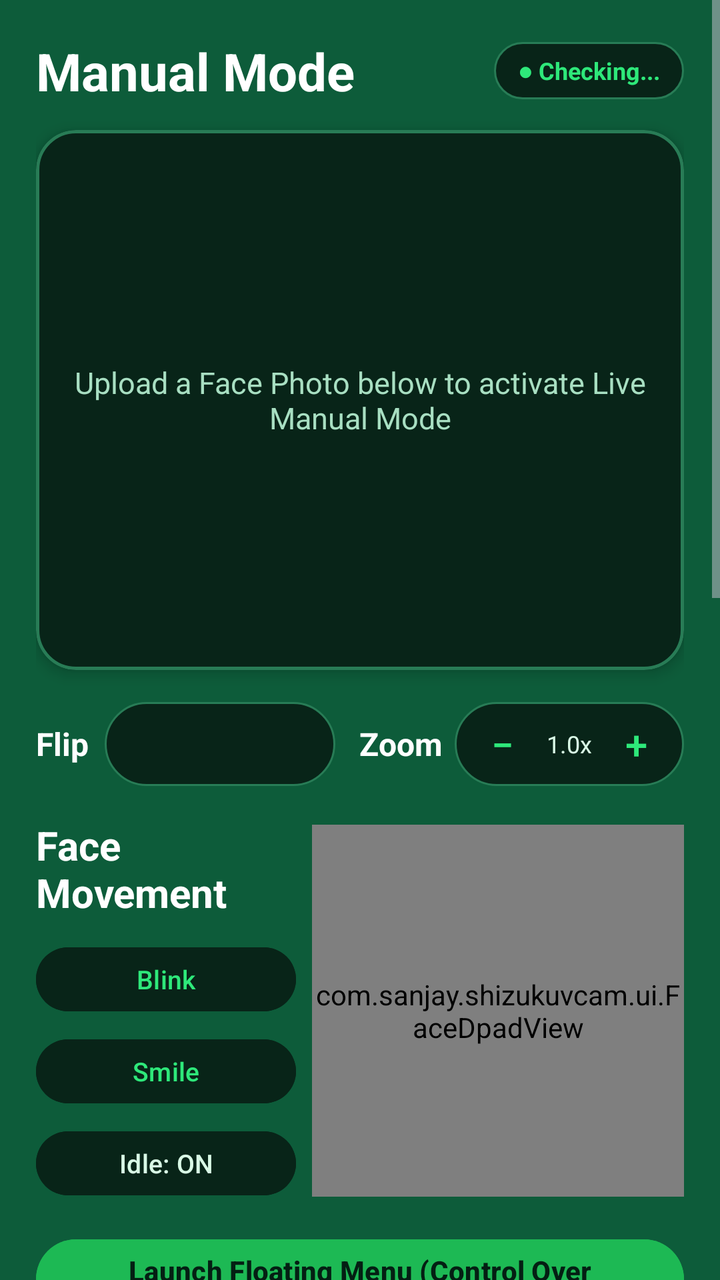
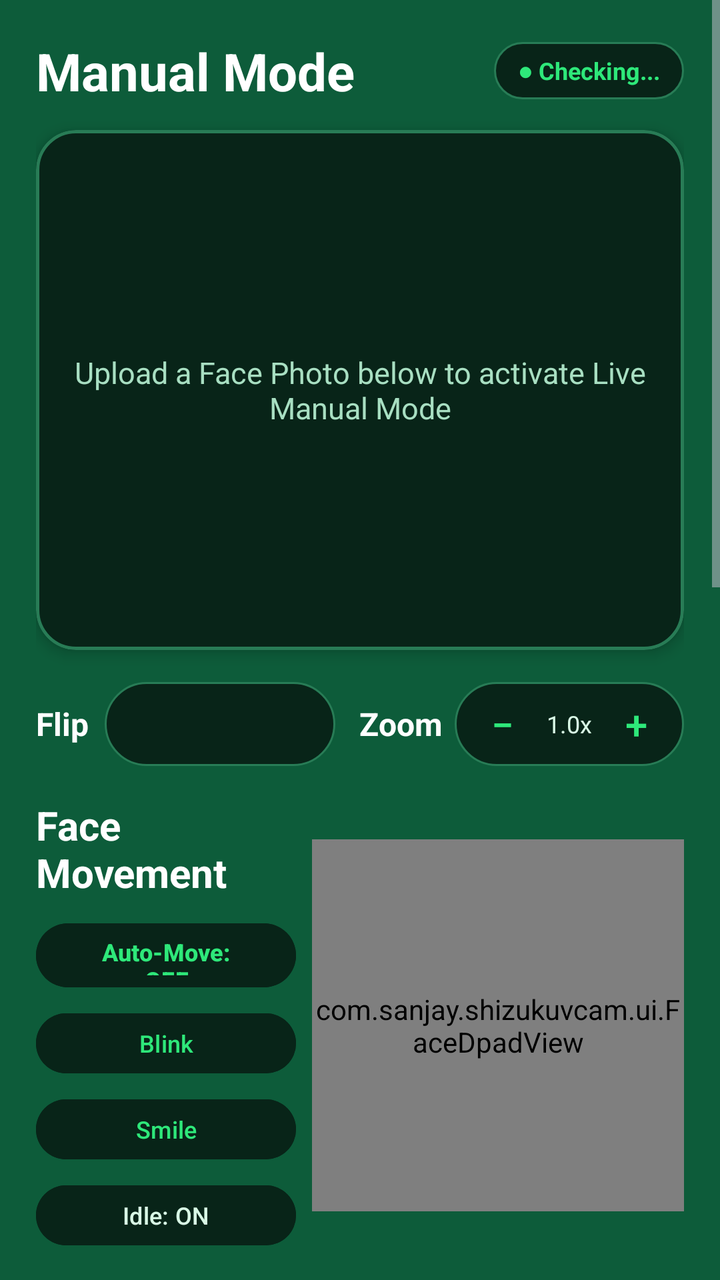

Compare the two renders of this Android layout. The source of the first and the diff that turns it into the second are given below.
<!-- AndroidManifest.xml: application theme Theme.Material3.Dark.NoActionBar -->
<!-- res/layout/activity_main.xml -->
<?xml version="1.0" encoding="utf-8"?>
<ScrollView xmlns:android="http://schemas.android.com/apk/res/android"
    xmlns:app="http://schemas.android.com/apk/res-auto"
    android:layout_width="match_parent"
    android:layout_height="match_parent"
    android:background="#0D5C3A"
    android:fillViewport="true">

    <LinearLayout
        android:layout_width="match_parent"
        android:layout_height="wrap_content"
        android:orientation="vertical"
        android:padding="18dp">

        
        <LinearLayout
            android:layout_width="match_parent"
            android:layout_height="wrap_content"
            android:gravity="center_vertical"
            android:orientation="horizontal"
            android:layout_marginBottom="12dp">

            <TextView
                android:layout_width="0dp"
                android:layout_height="wrap_content"
                android:layout_weight="1"
                android:text="Manual Mode"
                android:textColor="#FFFFFF"
                android:textSize="26sp"
                android:textStyle="bold" />

            <TextView
                android:id="@+id/tvShizukuBadge"
                android:layout_width="wrap_content"
                android:layout_height="wrap_content"
                android:background="@drawable/bg_pill_dark"
                android:paddingLeft="12dp"
                android:paddingTop="6dp"
                android:paddingRight="12dp"
                android:paddingBottom="6dp"
                android:text="● Checking..."
                android:textColor="#2EE87A"
                android:textSize="12sp"
                android:textStyle="bold" />
        </LinearLayout>

        
        <com.google.android.material.card.MaterialCardView
            android:layout_width="match_parent"
            android:layout_height="270dp"
            android:layout_marginBottom="16dp"
            app:cardBackgroundColor="#082418"
            app:cardCornerRadius="20dp"
            app:cardElevation="4dp"
            app:strokeColor="#287C56"
            app:strokeWidth="1.5dp">

            <FrameLayout
                android:layout_width="match_parent"
                android:layout_height="match_parent">

                <ImageView
                    android:id="@+id/ivLivePreview"
                    android:layout_width="match_parent"
                    android:layout_height="match_parent"
                    android:scaleType="centerCrop"
                    android:contentDescription="Live Virtual Face Preview" />

                <TextView
                    android:id="@+id/tvPreviewOverlayHint"
                    android:layout_width="wrap_content"
                    android:layout_height="wrap_content"
                    android:layout_gravity="center"
                    android:gravity="center"
                    android:padding="16dp"
                    android:text="Upload a Face Photo below
to activate Live Manual Mode"
                    android:textColor="#A8DFC2"
                    android:textSize="15sp" />
            </FrameLayout>
        </com.google.android.material.card.MaterialCardView>

        
        <LinearLayout
            android:layout_width="match_parent"
            android:layout_height="wrap_content"
            android:gravity="center_vertical"
            android:orientation="horizontal"
            android:layout_marginBottom="16dp">

            <TextView
                android:layout_width="wrap_content"
                android:layout_height="wrap_content"
                android:text="Flip"
                android:textColor="#FFFFFF"
                android:textSize="16sp"
                android:textStyle="bold"
                android:layout_marginEnd="8dp" />

            <Spinner
                android:id="@+id/spinnerFlip"
                android:layout_width="0dp"
                android:layout_height="42dp"
                android:layout_weight="1"
                android:background="@drawable/bg_pill_dark"
                android:paddingStart="10dp"
                android:paddingEnd="10dp"
                android:layout_marginEnd="12dp" />

            <TextView
                android:layout_width="wrap_content"
                android:layout_height="wrap_content"
                android:text="Zoom"
                android:textColor="#FFFFFF"
                android:textSize="16sp"
                android:textStyle="bold"
                android:layout_marginEnd="6dp" />

            <LinearLayout
                android:layout_width="wrap_content"
                android:layout_height="42dp"
                android:background="@drawable/bg_pill_dark"
                android:gravity="center_vertical"
                android:orientation="horizontal"
                android:paddingStart="4dp"
                android:paddingEnd="4dp">

                <Button
                    android:id="@+id/btnZoomMinus"
                    style="@style/Widget.Material3.Button.TextButton"
                    android:layout_width="40dp"
                    android:layout_height="40dp"
                    android:minWidth="0dp"
                    android:padding="0dp"
                    android:text="−"
                    android:textColor="#2EE87A"
                    android:textSize="20sp" />

                <TextView
                    android:id="@+id/tvZoomValue"
                    android:layout_width="wrap_content"
                    android:layout_height="wrap_content"
                    android:text="1.0x"
                    android:textColor="#D9F9E6"
                    android:textSize="12sp"
                    android:paddingStart="2dp"
                    android:paddingEnd="2dp" />

                <Button
                    android:id="@+id/btnZoomPlus"
                    style="@style/Widget.Material3.Button.TextButton"
                    android:layout_width="40dp"
                    android:layout_height="40dp"
                    android:minWidth="0dp"
                    android:padding="0dp"
                    android:text="+"
                    android:textColor="#2EE87A"
                    android:textSize="20sp" />
            </LinearLayout>
        </LinearLayout>

        
        <LinearLayout
            android:layout_width="match_parent"
            android:layout_height="wrap_content"
            android:gravity="center_vertical"
            android:orientation="horizontal"
            android:layout_marginBottom="14dp">

            <LinearLayout
                android:layout_width="0dp"
                android:layout_height="wrap_content"
                android:layout_weight="1"
                android:orientation="vertical"
                android:paddingEnd="8dp">

                <TextView
                    android:layout_width="wrap_content"
                    android:layout_height="wrap_content"
                    android:text="Face
Movement"
                    android:textColor="#FFFFFF"
                    android:textSize="20sp"
                    android:textStyle="bold"
                    android:layout_marginBottom="10dp" />

                <Button
                    android:id="@+id/btnBlink"
                    android:layout_width="match_parent"
                    android:layout_height="40dp"
                    android:backgroundTint="#082418"
                    android:text="Blink"
                    android:textColor="#2EE87A"
                    android:textSize="13sp"
                    android:layout_marginBottom="6dp" />

                <Button
                    android:id="@+id/btnSmile"
                    android:layout_width="match_parent"
                    android:layout_height="40dp"
                    android:backgroundTint="#082418"
                    android:text="Smile"
                    android:textColor="#2EE87A"
                    android:textSize="13sp"
                    android:layout_marginBottom="6dp" />

                <Button
                    android:id="@+id/btnIdleToggle"
                    android:layout_width="match_parent"
                    android:layout_height="40dp"
                    android:backgroundTint="#082418"
                    android:text="Idle: ON"
                    android:textColor="#D9F9E6"
                    android:textSize="13sp" />
            </LinearLayout>

            <com.sanjay.shizukuvcam.ui.FaceDpadView
                android:id="@+id/faceDpad"
                android:layout_width="186dp"
                android:layout_height="186dp" />
        </LinearLayout>

        
        <Button
            android:id="@+id/btnFloatOverlay"
            android:layout_width="match_parent"
            android:layout_height="48dp"
            android:layout_marginBottom="16dp"
            android:backgroundTint="#1DB954"
            android:text="Launch Floating Menu (Control Over Brave)"
            android:textColor="#041F13"
            android:textStyle="bold" />

        
        <LinearLayout
            android:layout_width="match_parent"
            android:layout_height="wrap_content"
            android:background="@drawable/bg_card_panel"
            android:orientation="vertical"
            android:padding="14dp"
            android:layout_marginBottom="14dp">

            <TextView
                android:layout_width="wrap_content"
                android:layout_height="wrap_content"
                android:text="1. Face Photo / Video Source"
                android:textColor="#FFFFFF"
                android:textSize="16sp"
                android:textStyle="bold" />

            <TextView
                android:id="@+id/tvFeedStatus"
                android:layout_width="wrap_content"
                android:layout_height="wrap_content"
                android:layout_marginTop="4dp"
                android:layout_marginBottom="10dp"
                android:text="Status: Upload a face photo or MP4 video"
                android:textColor="#B9EBD0"
                android:textSize="13sp" />

            <LinearLayout
                android:layout_width="match_parent"
                android:layout_height="wrap_content"
                android:orientation="horizontal">

                <Button
                    android:id="@+id/btnUploadPhoto"
                    android:layout_width="0dp"
                    android:layout_height="wrap_content"
                    android:layout_weight="1"
                    android:layout_marginEnd="6dp"
                    android:backgroundTint="#1DB954"
                    android:text="Upload Face Photo"
                    android:textColor="#041F13"
                    android:textStyle="bold" />

                <Button
                    android:id="@+id/btnUploadVideo"
                    android:layout_width="0dp"
                    android:layout_height="wrap_content"
                    android:layout_weight="1"
                    android:layout_marginStart="6dp"
                    android:backgroundTint="#082418"
                    android:text="Upload MP4 Video"
                    android:textColor="#2EE87A" />
            </LinearLayout>

            <com.google.android.material.materialswitch.MaterialSwitch
                android:id="@+id/switchEnableVCam"
                android:layout_width="match_parent"
                android:layout_height="wrap_content"
                android:layout_marginTop="10dp"
                android:text="Enable Virtual Camera Feed"
                android:textColor="#FFFFFF"
                android:textSize="15sp" />
        </LinearLayout>

        
        <LinearLayout
            android:layout_width="match_parent"
            android:layout_height="wrap_content"
            android:background="@drawable/bg_card_panel"
            android:orientation="vertical"
            android:padding="14dp"
            android:layout_marginBottom="14dp">

            <TextView
                android:layout_width="wrap_content"
                android:layout_height="wrap_content"
                android:text="2. Cloud AI Studio (Replicate Expression-Editor)"
                android:textColor="#FFFFFF"
                android:textSize="16sp"
                android:textStyle="bold" />

            <TextView
                android:layout_width="wrap_content"
                android:layout_height="wrap_content"
                android:layout_marginTop="4dp"
                android:text="Optional: Paste a Replicate token to generate real neural 3D Left/Right/Up/Down/Blink/Smile poses from your photo."
                android:textColor="#B9EBD0"
                android:textSize="12sp" />

            <EditText
                android:id="@+id/etReplicateToken"
                android:layout_width="match_parent"
                android:layout_height="46dp"
                android:layout_marginTop="8dp"
                android:background="@drawable/bg_pill_dark"
                android:hint="r8_your_replicate_api_token"
                android:inputType="textPassword"
                android:paddingStart="14dp"
                android:paddingEnd="14dp"
                android:textColor="#FFFFFF"
                android:textColorHint="#6EA98C"
                android:textSize="14sp" />

            <LinearLayout
                android:layout_width="match_parent"
                android:layout_height="wrap_content"
                android:layout_marginTop="8dp"
                android:orientation="horizontal">

                <Button
                    android:id="@+id/btnGenerateAiPoses"
                    android:layout_width="0dp"
                    android:layout_height="wrap_content"
                    android:layout_weight="2"
                    android:layout_marginEnd="6dp"
                    android:backgroundTint="#1DB954"
                    android:text="AI Generate 3D Poses"
                    android:textColor="#041F13"
                    android:textStyle="bold" />

                <Button
                    android:id="@+id/btnClearAiPoses"
                    android:layout_width="0dp"
                    android:layout_height="wrap_content"
                    android:layout_weight="1"
                    android:backgroundTint="#082418"
                    android:text="Reset"
                    android:textColor="#FF9E9E" />
            </LinearLayout>
        </LinearLayout>

        
        <LinearLayout
            android:layout_width="match_parent"
            android:layout_height="wrap_content"
            android:background="@drawable/bg_card_panel"
            android:orientation="vertical"
            android:padding="14dp">

            <TextView
                android:layout_width="wrap_content"
                android:layout_height="wrap_content"
                android:text="3. Target App &amp; Shizuku Sync"
                android:textColor="#FFFFFF"
                android:textSize="16sp"
                android:textStyle="bold" />

            <Spinner
                android:id="@+id/spinnerApps"
                android:layout_width="match_parent"
                android:layout_height="44dp"
                android:layout_marginTop="8dp"
                android:background="@drawable/bg_pill_dark"
                android:paddingStart="12dp"
                android:paddingEnd="12dp" />

            <Button
                android:id="@+id/btnSyncTarget"
                android:layout_width="match_parent"
                android:layout_height="wrap_content"
                android:layout_marginTop="10dp"
                android:backgroundTint="#1DB954"
                android:text="Sync to Target App &amp; Force-Stop"
                android:textColor="#041F13"
                android:textStyle="bold" />

            <LinearLayout
                android:layout_width="match_parent"
                android:layout_height="wrap_content"
                android:layout_marginTop="8dp"
                android:orientation="horizontal">

                <Button
                    android:id="@+id/btnReconnectShizuku"
                    android:layout_width="0dp"
                    android:layout_height="wrap_content"
                    android:layout_weight="1"
                    android:layout_marginEnd="6dp"
                    android:backgroundTint="#082418"
                    android:text="Reconnect Shizuku"
                    android:textColor="#2EE87A" />

                <Button
                    android:id="@+id/btnOpenLSPatch"
                    android:layout_width="0dp"
                    android:layout_height="wrap_content"
                    android:layout_weight="1"
                    android:layout_marginStart="6dp"
                    android:backgroundTint="#082418"
                    android:text="Open LSPatch"
                    android:textColor="#2EE87A" />
            </LinearLayout>
        </LinearLayout>

    </LinearLayout>
</ScrollView>
<!-- resources referenced by this layout -->
<resources>
  <!-- drawable bg_card_panel (drawable) -->
  <?xml version="1.0" encoding="utf-8"?>
  <shape xmlns:android="http://schemas.android.com/apk/res/android"
      android:shape="rectangle">
      <solid android:color="#0A3B26" />
      <corners android:radius="18dp" />
      <stroke android:width="1dp" android:color="#237550" />
  </shape>
  <!-- drawable bg_pill_dark (drawable) -->
  <?xml version="1.0" encoding="utf-8"?>
  <shape xmlns:android="http://schemas.android.com/apk/res/android"
      android:shape="rectangle">
      <solid android:color="#082418" />
      <corners android:radius="22dp" />
      <stroke android:width="1dp" android:color="#287C56" />
  </shape>
</resources>

<!-- the commit's change to res/layout/activity_main.xml (unified diff, before → after) -->
@@ -47,7 +47,7 @@
         
         <com.google.android.material.card.MaterialCardView
             android:layout_width="match_parent"
-            android:layout_height="270dp"
+            android:layout_height="260dp"
             android:layout_marginBottom="16dp"
             app:cardBackgroundColor="#082418"
             app:cardCornerRadius="20dp"
@@ -182,36 +182,47 @@ Movement"
                     android:textColor="#FFFFFF"
                     android:textSize="20sp"
                     android:textStyle="bold"
-                    android:layout_marginBottom="10dp" />
+                    android:layout_marginBottom="8dp" />
+
+                <Button
+                    android:id="@+id/btnAutoMove"
+                    android:layout_width="match_parent"
+                    android:layout_height="40dp"
+                    android:backgroundTint="#082418"
+                    android:text="Auto-Move: OFF"
+                    android:textColor="#2EE87A"
+                    android:textSize="12sp"
+                    android:textStyle="bold"
+                    android:layout_marginBottom="5dp" />
 
                 <Button
                     android:id="@+id/btnBlink"
                     android:layout_width="match_parent"
-                    android:layout_height="40dp"
+                    android:layout_height="38dp"
                     android:backgroundTint="#082418"
                     android:text="Blink"
                     android:textColor="#2EE87A"
-                    android:textSize="13sp"
-                    android:layout_marginBottom="6dp" />
+                    android:textSize="12sp"
+                    android:layout_marginBottom="5dp" />
 
                 <Button
                     android:id="@+id/btnSmile"
                     android:layout_width="match_parent"
-                    android:layout_height="40dp"
+                    android:layout_height="38dp"
                     android:backgroundTint="#082418"
                     android:text="Smile"
                     android:textColor="#2EE87A"
-                    android:textSize="13sp"
-                    android:layout_marginBottom="6dp" />
+                    android:textSize="12sp"
+                    android:layout_marginBottom="5dp" />
 
                 <Button
                     android:id="@+id/btnIdleToggle"
                     android:layout_width="match_parent"
-                    android:layout_height="40dp"
+                    android:layout_height="38dp"
                     android:backgroundTint="#082418"
                     android:text="Idle: ON"
                     android:textColor="#D9F9E6"
-                    android:textSize="13sp" />
+                    android:textSize="12sp" />
             </LinearLayout>
 
             <com.sanjay.shizukuvcam.ui.FaceDpadView
